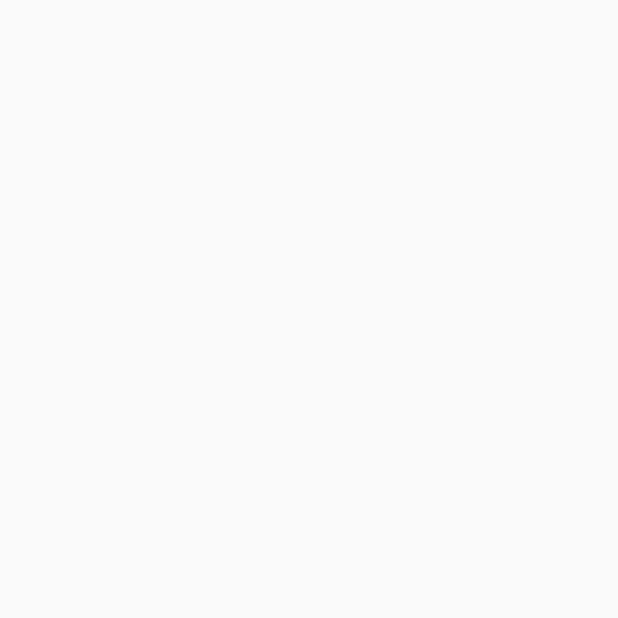
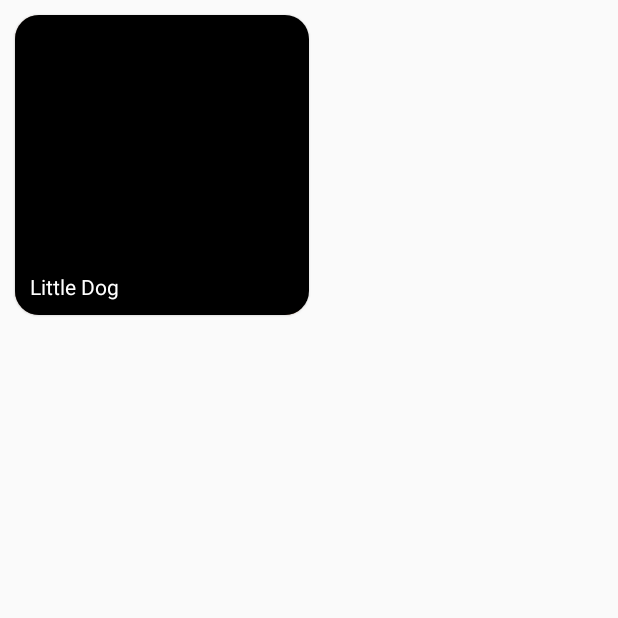
Before and after one commit to MhmdAwad/JetpackComposePlayground, an Android app built with Jetpack Compose: the screen it shows after launch (MainActivity), on a phone screen of 412 x 824 dp, the top half of it. Before the commit the part shown is empty. Run offline under Robolectric (Android 15) with nearby library versions, the phone set to English and light mode, and no system bars.

Commit message:
create an image card with fill image and gradient shadow with bottom text title

```diff
--- a/app/src/main/java/com/mhmdawad/testingplayground/MainActivity.kt
+++ b/app/src/main/java/com/mhmdawad/testingplayground/MainActivity.kt
@@ -3,21 +3,65 @@ package com.mhmdawad.testingplayground
 import android.os.Bundle
 import androidx.activity.ComponentActivity
 import androidx.activity.compose.setContent
-import androidx.compose.foundation.layout.fillMaxSize
+import androidx.compose.foundation.Image
+import androidx.compose.foundation.background
+import androidx.compose.foundation.layout.*
+import androidx.compose.foundation.shape.RoundedCornerShape
+import androidx.compose.material.Card
 import androidx.compose.material.MaterialTheme
 import androidx.compose.material.Surface
 import androidx.compose.material.Text
 import androidx.compose.runtime.Composable
+import androidx.compose.ui.Alignment
 import androidx.compose.ui.Modifier
+import androidx.compose.ui.graphics.Brush
+import androidx.compose.ui.graphics.Color
+import androidx.compose.ui.graphics.RectangleShape
+import androidx.compose.ui.graphics.painter.Painter
+import androidx.compose.ui.layout.ContentScale
+import androidx.compose.ui.res.painterResource
+import androidx.compose.ui.text.TextStyle
 import androidx.compose.ui.tooling.preview.Preview
+import androidx.compose.ui.unit.TextUnit
+import androidx.compose.ui.unit.dp
+import androidx.compose.ui.unit.sp
 import com.mhmdawad.testingplayground.ui.theme.JetpackComposePlaygroundTheme
+import com.mhmdawad.testingplayground.ui.theme.Shapes
 
 class MainActivity : ComponentActivity() {
     override fun onCreate(savedInstanceState: Bundle?) {
         super.onCreate(savedInstanceState)
         setContent {
-
+            val painter = painterResource(id = R.drawable.dog)
+            val title = "Little Dog"
+            val desc = "Dog Image"
+            ImageCard(painter = painter, contentDescription = desc, title = title)
 
         }
     }
 }
+
+@Composable
+fun ImageCard(
+    painter: Painter,
+    contentDescription: String,
+    title: String
+) {
+    Card(
+        modifier = Modifier.padding(10.dp).height(200.dp).fillMaxWidth(0.5f),
+        shape = RoundedCornerShape(16.dp)
+    ) {
+        Image(painter = painter, contentDescription = contentDescription, contentScale = ContentScale.Crop)
+        Box(modifier = Modifier
+            .fillMaxSize()
+            .background(
+                Brush.verticalGradient(
+                    listOf(Color.Transparent, Color.Black),
+                    startY = 300f
+                )
+            ))
+        Box(modifier = Modifier.padding(10.dp), contentAlignment = Alignment.BottomStart) {
+            Text(text = title, style = TextStyle(color = Color.White, fontSize = 14.sp))
+        }
+    }
+}
```
Also changed, not shown: app/src/main/res/drawable/dog.png (added).
